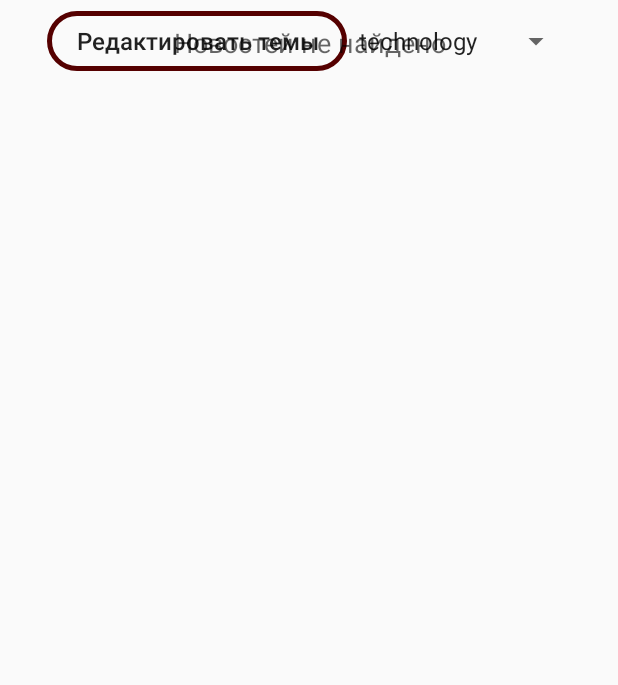
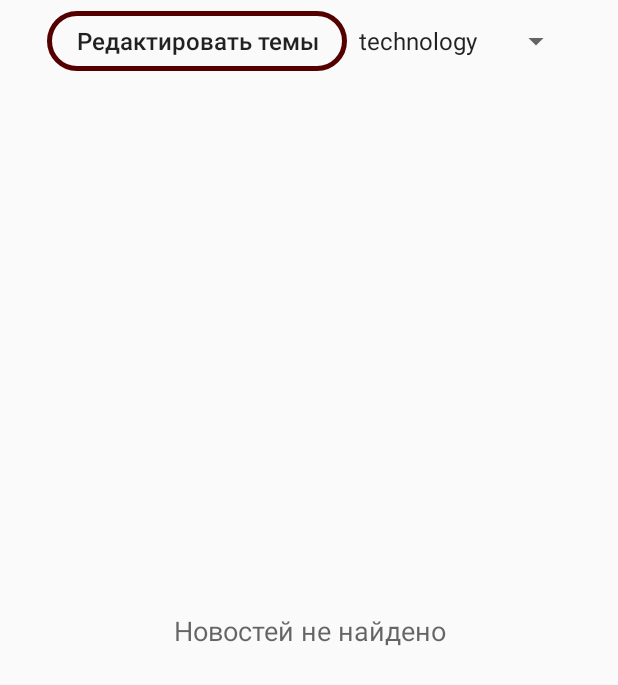
Before and after one commit to ForestF0X/NewsLook, an Android app: the screen it shows after launch (NewsActivity), on a phone screen of 412 x 824 dp. Shown: the top 685 px of the screen. Run offline under Robolectric (Android 15) with nearby library versions, the phone set to English and light mode, and no system bars; our stand-ins replace Dagger/Hilt's generated code, Room's generated code; libraries missing offline, so code that uses them is left out: coil.api.load; pictures from the network do not load; 2 statements that could not run were skipped.

Commit message:
Fixed bug with WebActivity being re-opened after switching apps and layout of emptyScreen

```diff
--- a/app/src/main/java/com/example/newslook/news/ui/activity/WebViewActivity.kt
+++ b/app/src/main/java/com/example/newslook/news/ui/activity/WebViewActivity.kt
@@ -24,4 +24,8 @@ class WebViewActivity : AppCompatActivity() {
         // this will enable the zoom on webpage
         webView.settings.setSupportZoom(true)
     }
+
+    override fun onBackPressed() {
+        super.finish()
+    }
 }
--- a/app/src/main/res/layout/empty_layout.xml
+++ b/app/src/main/res/layout/empty_layout.xml
@@ -15,9 +15,10 @@
         android:layout_height="wrap_content"
         android:gravity="center_horizontal"
         android:text="@string/no_news"
+        app:layout_constraintBottom_toBottomOf="parent"
         app:layout_constraintEnd_toEndOf="parent"
         app:layout_constraintStart_toStartOf="parent"
-        tools:layout_editor_absoluteY="373dp" />
+        app:layout_constraintTop_toTopOf="parent" />
 
 
 </androidx.constraintlayout.widget.ConstraintLayout>
```
Also changed, not shown: 1 other file.
